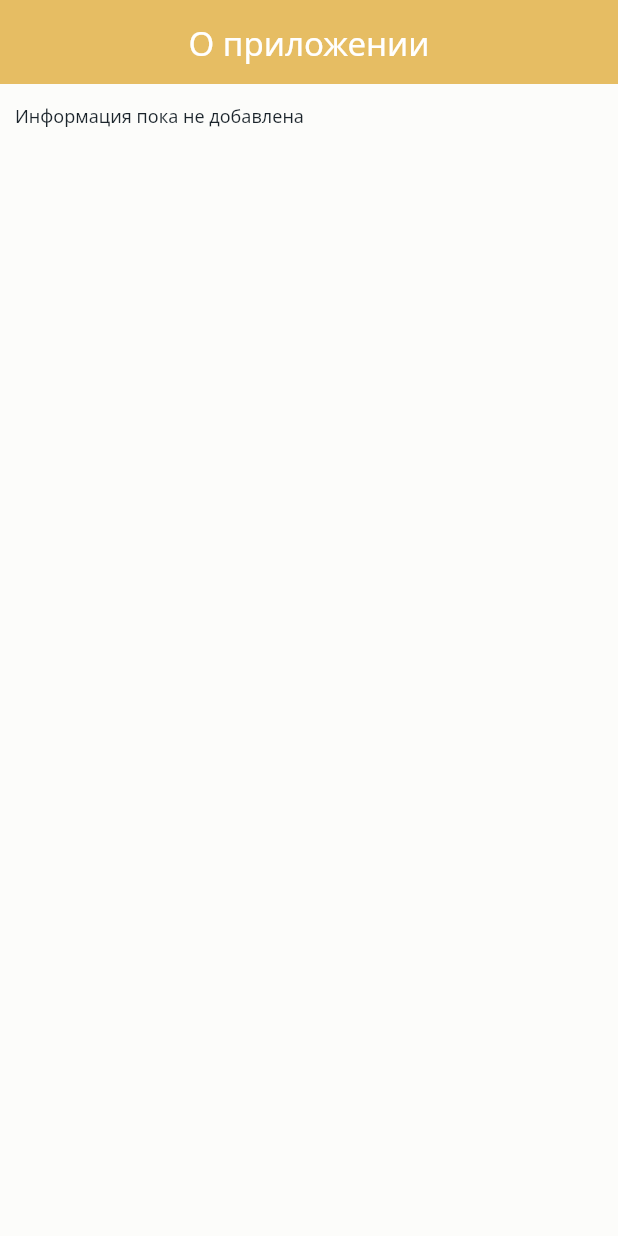
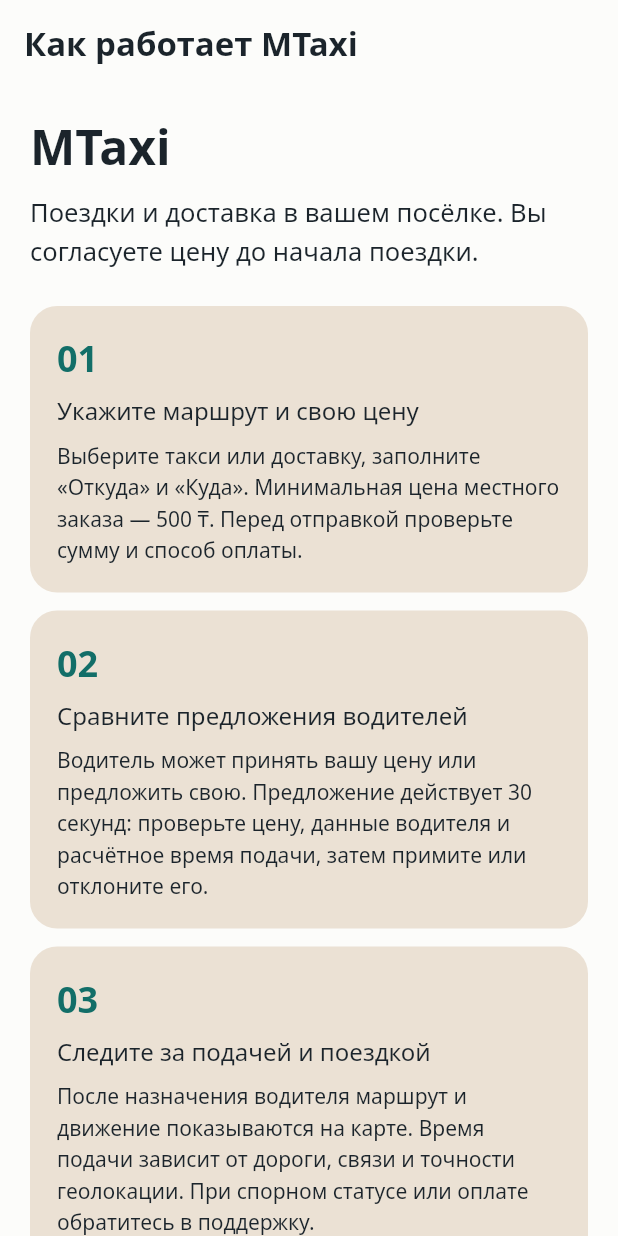
Before and after one commit to milaniumkz/mtaxi, a Flutter app: the AboutWidget screen opened by its route, on a phone screen of 412 x 824 dp. Run offline on Flutter 3.47's test engine with Material 3 defaults, Android fonts, the light colour scheme and no system bars; our stand-ins replace audioplayers, auto_size_text, device_info_plus, easy_debounce, equatable, file_picker and 25 more; missing offline and left inert: flutter_overlay_window, flutter_ringtone_player, json_path, mime_type, webview_flutter_android, webviewx_plus; accounts and stored records are empty; network calls fail.

Commit message:
Prepare evidence-based App Review 4.3 response and explain MTaxi service flow

```diff
--- a/lib/passenger/about/about_widget.dart
+++ b/lib/passenger/about/about_widget.dart
@@ -1,138 +1,118 @@
 import '/backend/app_content/app_content.dart';
-import '/flutter_flow/flutter_flow_theme.dart';
-import '/flutter_flow/flutter_flow_util.dart';
+import '/flutter_flow/internationalization.dart';
+import '/passenger/politika/politika_widget.dart';
 import 'package:flutter/material.dart';
 
-import 'about_model.dart';
 export 'about_model.dart';
-
-const _mtaxiOrange = Color(0xFFE6BD63);
-const _mtaxiText = Color(0xFF1B242B);
 
 class AboutWidget extends StatefulWidget {
   const AboutWidget({super.key});
-
   static String routeName = 'about';
   static String routePath = '/about';
-
   @override
   State<AboutWidget> createState() => _AboutWidgetState();
 }
 
 class _AboutWidgetState extends State<AboutWidget> {
-  late AboutModel _model;
+  late final Future<Map<String, dynamic>> _operatorNote =
+      getBackendContentDocument('about');
 
-  final scaffoldKey = GlobalKey<ScaffoldState>();
+  String tr(String ru, String kk) =>
+      FFLocalizations.of(context).getVariableText(ruText: ru, kkText: kk);
+
+  Widget section(String title, String body, {String? number}) => Card(
+        elevation: 0,
+        margin: const EdgeInsets.only(bottom: 12),
+        color: Theme.of(context).colorScheme.surfaceContainerHighest,
+        shape: RoundedRectangleBorder(borderRadius: BorderRadius.circular(18)),
+        child: Padding(
+          padding: const EdgeInsets.all(18),
+          child:
+              Column(crossAxisAlignment: CrossAxisAlignment.start, children: [
+            if (number != null) ...[
+              Text(number,
+                  style: TextStyle(
+                      color: Theme.of(context).colorScheme.secondary,
+                      fontSize: 24,
+                      fontWeight: FontWeight.w800)),
+              const SizedBox(height: 8),
+            ],
+            Text(title, style: Theme.of(context).textTheme.titleMedium),
+            const SizedBox(height: 8),
+            Text(body, style: const TextStyle(height: 1.5)),
+          ]),
+        ),
+      );
 
   @override
-  void initState() {
-    super.initState();
-    _model = createModel(context, () => AboutModel());
-
-    WidgetsBinding.instance.addPostFrameCallback((_) => safeSetState(() {}));
-  }
-
-  @override
-  void dispose() {
-    _model.dispose();
-
-    super.dispose();
-  }
-
-  @override
-  Widget build(BuildContext context) {
-    final isDark = Theme.of(context).brightness == Brightness.dark;
-    final pageBg = isDark ? const Color(0xFF1B2528) : const Color(0xFFFCFCFA);
-    final appBarBg = isDark ? const Color(0xFF13191D) : const Color(0xFFE6BD63);
-    final textColor = isDark ? Colors.white : Colors.white;
-    return GestureDetector(
-      onTap: () {
-        FocusScope.of(context).unfocus();
-        FocusManager.instance.primaryFocus?.unfocus();
-      },
-      child: Scaffold(
-        key: scaffoldKey,
-        backgroundColor: pageBg,
+  Widget build(BuildContext context) => Scaffold(
         appBar: AppBar(
-          backgroundColor: appBarBg,
-          iconTheme: IconThemeData(color: textColor),
-          automaticallyImplyLeading: true,
-          title: Text(
-            'О приложении',
-            style: FlutterFlowTheme.of(context).headlineMedium.override(
-                  font: TextStyle(
-                    fontFamily: 'Noto Sans',
-                    fontWeight:
-                        FlutterFlowTheme.of(context).headlineMedium.fontWeight,
-                    fontStyle:
-                        FlutterFlowTheme.of(context).headlineMedium.fontStyle,
+            title: Text(tr('Как работает MTaxi', 'MTaxi қалай жұмыс істейді'))),
+        body: SafeArea(
+          child: ListView(padding: const EdgeInsets.all(20), children: [
+            const Text('MTaxi',
+                style: TextStyle(fontSize: 32, fontWeight: FontWeight.w800)),
+            const SizedBox(height: 8),
+            Text(
+              tr('Поездки и доставка в вашем посёлке. Вы согласуете цену до начала поездки.',
+                  'Ауылыңыздағы сапарлар мен жеткізу. Сапар басталғанға дейін бағаны келісесіз.'),
+              style: const TextStyle(fontSize: 17, height: 1.5),
             ),
-                  color: textColor,
-                  fontSize: 22.0,
-                  letterSpacing: 0.0,
-                  fontWeight:
-                      FlutterFlowTheme.of(context).headlineMedium.fontWeight,
-                  fontStyle:
-                      FlutterFlowTheme.of(context).headlineMedium.fontStyle,
+            const SizedBox(height: 24),
+            section(
+              tr('Укажите маршрут и свою цену',
+                  'Бағыт пен өз бағаңызды көрсетіңіз'),
+              tr('Выберите такси или доставку, заполните «Откуда» и «Куда». Минимальная цена местного заказа — 500 ₸. Перед отправкой проверьте сумму и способ оплаты.',
+                  'Такси немесе жеткізуді таңдап, «Қайдан» және «Қайда» өрістерін толтырыңыз. Жергілікті тапсырыстың ең төменгі бағасы — 500 ₸. Жіберер алдында сома мен төлем тәсілін тексеріңіз.'),
+              number: '01',
             ),
+            section(
+              tr('Сравните предложения водителей',
+                  'Жүргізушілердің ұсыныстарын салыстырыңыз'),
+              tr('Водитель может принять вашу цену или предложить свою. Предложение действует 30 секунд: проверьте цену, данные водителя и расчётное время подачи, затем примите или отклоните его.',
+                  'Жүргізуші сіздің бағаңызды қабылдай алады немесе өз бағасын ұсынады. Ұсыныс 30 секунд жарамды: бағаны, жүргізуші туралы мәліметтерді және болжалды келу уақытын тексеріп, қабылдаңыз не бас тартыңыз.'),
+              number: '02',
             ),
-          actions: [],
-          centerTitle: true,
-          elevation: 0.0,
+            section(
+              tr('Следите за подачей и поездкой',
+                  'Көліктің келуін және сапарды бақылаңыз'),
+              tr('После назначения водителя маршрут и движение показываются на карте. Время подачи зависит от дороги, связи и точности геолокации. При спорном статусе или оплате обратитесь в поддержку.',
+                  'Жүргізуші тағайындалғаннан кейін бағыт пен қозғалыс картада көрсетіледі. Келу уақыты жолға, байланысқа және геолокация дәлдігіне байланысты. Мәртебе не төлем бойынша дау болса, қолдау қызметіне жүгініңіз.'),
+              number: '03',
             ),
-        body: SafeArea(
-          top: true,
-          child: FutureBuilder<Map<String, dynamic>>(
-            future: getBackendContentDocument('about'),
+            section(
+              tr('Деньги и бонусы — отдельно',
+                  'Ақша мен бонустар бөлек есептеледі'),
+              tr('Пассажир может оплатить поездку доступным денежным балансом и бонусами. Бонусами можно покрыть часть или всю стоимость в пределах доступного остатка. Бонусы водителя расходуются только на комиссию и не выводятся. Актуальные начисления и условия смотрите в кошельке.',
+                  'Жолаушы сапарды қолжетімді ақшалай теңгеріммен және бонустармен төлей алады. Қолжетімді қалдық шегінде құнның бір бөлігін не толық құнын бонустармен жабуға болады. Жүргізушінің бонустары тек комиссияға жұмсалады және шығарылмайды. Өзекті есептеулер мен шарттарды әмияннан қараңыз.'),
+            ),
+            section(
+              tr('Как проходит пополнение Kaspi',
+                  'Kaspi арқылы толықтыру тәртібі'),
+              tr('Укажите номер и сумму пополнения. Оператор выставит счёт и после проверки оплаты подтвердит зачисление. Созданная заявка ещё не означает оплату. MTaxi не запрашивает банковские пароли и коды.',
+                  'Толықтыру нөмірі мен сомасын көрсетіңіз. Оператор шот ұсынып, төлемді тексергеннен кейін ақшаның түсуін растайды. Өтінім жасау төлем жасалды дегенді білдірмейді. MTaxi банк құпиясөздері мен кодтарын сұрамайды.'),
+            ),
+            FutureBuilder<Map<String, dynamic>>(
+              future: _operatorNote,
               builder: (context, snapshot) {
-              if (!snapshot.hasData) {
-                return _loadingIndicator(context);
-              }
                 final text = (snapshot.data?['title'] ?? '').toString().trim();
-              return _aboutBody(
-                context,
-                text.isEmpty ? 'Информация пока не добавлена' : text,
-              );
+                if (text.isEmpty) return const SizedBox.shrink();
+                return section(tr('От оператора', 'Оператордан'), text);
               },
             ),
+            OutlinedButton(
+              onPressed: () =>
+                  Navigator.of(context).push(MaterialPageRoute<void>(
+                builder: (_) => const PolitikaWidget(),
+              )),
+              child: Text(tr('Документы и контакты оператора',
+                  'Құжаттар мен оператордың байланыс деректері')),
             ),
+            const SizedBox(height: 12),
+            Text(tr(
+                'В профиле доступны поддержка и настройки. Удаление аккаунта — в настройках профиля.',
+                'Профильде қолдау қызметі мен баптаулар бар. Есептік жазбаны профиль баптауларында жоюға болады.')),
+          ]),
         ),
       );
 }
-
-  Widget _loadingIndicator(BuildContext context) {
-    return Center(
-      child: SizedBox(
-        width: 50.0,
-        height: 50.0,
-        child: CircularProgressIndicator(
-          valueColor: AlwaysStoppedAnimation<Color>(
-            _mtaxiOrange,
-          ),
-        ),
-      ),
-    );
-  }
-
-  Widget _aboutBody(BuildContext context, String text) {
-    final isDark = Theme.of(context).brightness == Brightness.dark;
-    final textColor = isDark ? const Color(0xFFCBD3D8) : _mtaxiText;
-    return SingleChildScrollView(
-      primary: false,
-      child: Padding(
-        padding: const EdgeInsets.fromLTRB(10, 12, 10, 24),
-        child: Text(
-          text,
-          style: FlutterFlowTheme.of(context).bodyMedium.override(
-                font: TextStyle(
-                  fontFamily: 'Noto Sans',
-                ),
-                color: textColor,
-                lineHeight: 1.45,
-                letterSpacing: 0.0,
-              ),
-        ),
-      ),
-    );
-  }
-}
```
Also changed, not shown: docs/app_store/reply_to_app_review_draft.txt (added, +13 -0 lines), 3 other files. Lines whose indentation alone changed are shown as unchanged.
